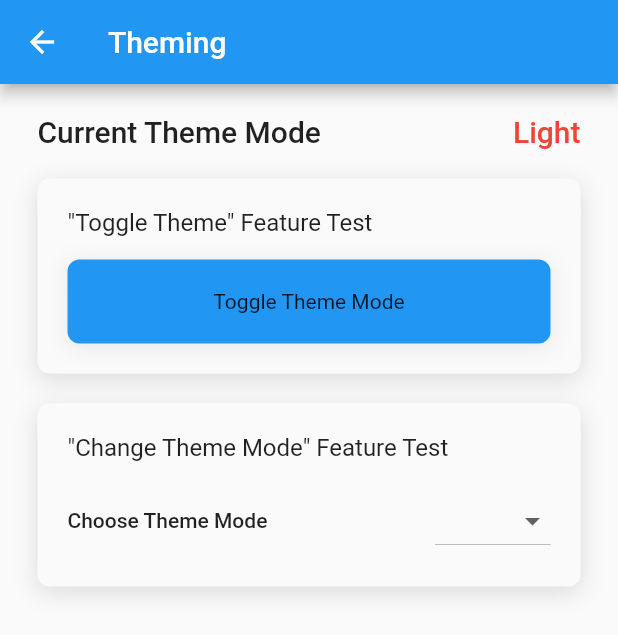
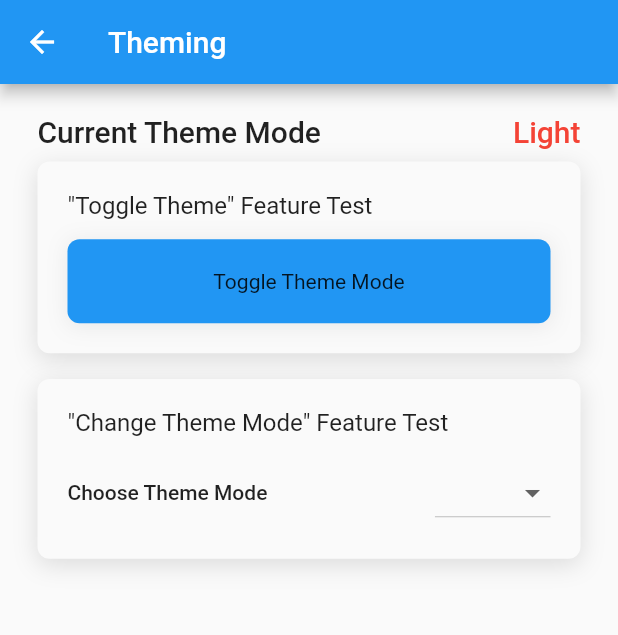
Before and after one commit to sari-shehada/generic_libs, a Flutter app: the screen it shows after launch, after a tap on "Theming", on a phone screen of 412 x 824 dp. Shown: the top 635 px of the screen. Run offline on Flutter 3.47's test engine with Material 2 defaults, Android fonts, the light colour scheme and no system bars; our stand-ins replace flutter_screenutil, get.

Commit message:
altering struct

```diff
--- a/lib/pages/Theming/theming_page.dart
+++ b/lib/pages/Theming/theming_page.dart
@@ -33,29 +33,23 @@ class ThemingPage extends StatelessWidget {
                           .copyWith(color: Colors.red)),
                 ],
               ),
-              const AddVerticalSpacing(value: 20),
+              const AddVerticalSpacing(value: 10),
               TestSegment(
+                  testTitle: "\"Toggle Theme\" Feature Test",
                   containerBackColor: themeData.scaffoldBackgroundColor,
                   children: [
-                    Text(
-                      "\"Toggle Theme\" Feature Test",
-                      style: themeData.textTheme.titleMedium,
-                    ),
                     const AddVerticalSpacing(value: 15),
                     BasicButton.fromThemeData(
-                      label: "Toggle Theme Mode",
+                      child: "Toggle Theme Mode",
                       onTap: () => _controller.toggleThemeMode(),
                       themeData: themeData,
                     ),
                   ]),
               const AddVerticalSpacing(value: 20),
               TestSegment(
+                  testTitle: "\"Change Theme Mode\" Feature Test",
                   containerBackColor: themeData.scaffoldBackgroundColor,
                   children: [
-                    Text(
-                      "\"Change Theme Mode\" Feature Test",
-                      style: themeData.textTheme.titleMedium,
-                    ),
                     const AddVerticalSpacing(value: 15),
                     Row(
                       mainAxisAlignment: MainAxisAlignment.spaceBetween,
@@ -94,12 +88,17 @@ class ThemingPage extends StatelessWidget {
 
 class TestSegment extends StatelessWidget {
   const TestSegment(
-      {super.key, required this.children, required this.containerBackColor});
+      {super.key,
+      required this.children,
+      required this.containerBackColor,
+      required this.testTitle});
 
   final Color containerBackColor;
+  final String testTitle;
   final List<Widget> children;
   @override
   Widget build(BuildContext context) {
+    ThemeData themeData = Theme.of(context);
     return Container(
       padding: const EdgeInsets.symmetric(horizontal: 20, vertical: 20),
       decoration: BoxDecoration(
@@ -113,7 +112,13 @@ class TestSegment extends StatelessWidget {
           ]),
       child: Column(
         crossAxisAlignment: CrossAxisAlignment.start,
-        children: children,
+        children: [
+          Text(
+            testTitle,
+            style: themeData.textTheme.titleMedium,
+          ),
+          ...children,
+        ],
       ),
     );
   }
--- a/lib/pages/home_page.dart
+++ b/lib/pages/home_page.dart
@@ -27,7 +27,7 @@ class HomePage extends StatelessWidget {
             NavigationButton(
               label: 'Theming',
               description:
-                  "Manage Application's Theme Modes And Toggle Between Light, Dark and System",
+                  "Manage application's theme modes and toggle between Light, Dark and System",
               onTap: () => Get.to(() => ThemingPage()),
             ),
           ],
--- a/lib/services/ui_services/buttons.dart
+++ b/lib/services/ui_services/buttons.dart
@@ -67,10 +67,11 @@ class NavigationButton extends StatelessWidget {
   }
 }
 
-class BasicButton extends StatelessWidget {
+class BasicButton<T> extends StatelessWidget {
+  static const String _widgetLoggerAlias = "Basic Button => ";
   const BasicButton({
     super.key,
-    required this.label,
+    required this.child,
     required this.onTap,
     required this.buttonBackColor,
     this.highLightColor,
@@ -78,13 +79,13 @@ class BasicButton extends StatelessWidget {
   });
 
   factory BasicButton.fromThemeData(
-      {required String label,
+      {required T child,
       required VoidCallback onTap,
       required ThemeData themeData,
       Color? highLightColor,
       double borderRadiusValue = 8}) {
-    return BasicButton(
-      label: label,
+    return BasicButton<T>(
+      child: child,
       onTap: onTap,
       buttonBackColor: themeData.primaryColor,
       borderRadiusValue: borderRadiusValue,
@@ -92,7 +93,7 @@ class BasicButton extends StatelessWidget {
     );
   }
 
-  final String label;
+  final T child;
   final VoidCallback onTap;
   final Color buttonBackColor;
   final Color? highLightColor;
@@ -119,10 +120,22 @@ class BasicButton extends StatelessWidget {
             decoration: BoxDecoration(
               borderRadius: BorderRadius.circular(borderRadiusValue),
             ),
-            child: Center(child: Text(label)),
+            child: _buildAppropriateChild(),
           ),
         ),
       ),
     );
   }
+
+  Widget _buildAppropriateChild() {
+    assert(child is Widget || child is String,
+        "$_widgetLoggerAlias: Expected a Widget or String but got ${child.runtimeType}");
+    if (child is Widget) {
+      return (child as Widget);
+    }
+    if (child is String) {
+      return Center(child: Text(child as String));
+    }
+    return const Center(child: Text("Something Occurred"));
+  }
 }
--- a/lib/services/ui_services/shared/custom_sizedbox.dart
+++ b/lib/services/ui_services/shared/custom_sizedbox.dart
@@ -1,4 +1,5 @@
 import 'package:flutter/material.dart';
+import 'package:generic_libs/services/extensions_services/extensions_export.dart';
 
 class AddVerticalSpacing extends StatelessWidget {
   const AddVerticalSpacing({super.key, required this.value});
@@ -7,7 +8,7 @@ class AddVerticalSpacing extends StatelessWidget {
   @override
   Widget build(BuildContext context) {
     return SizedBox(
-      height: value,
+      height: value.responsiveFromHeight,
     );
   }
 }
@@ -19,7 +20,7 @@ class AddHorizontalSpacing extends StatelessWidget {
   @override
   Widget build(BuildContext context) {
     return SizedBox(
-      width: value,
+      width: value.responsiveFromWidth,
     );
   }
 }
```
